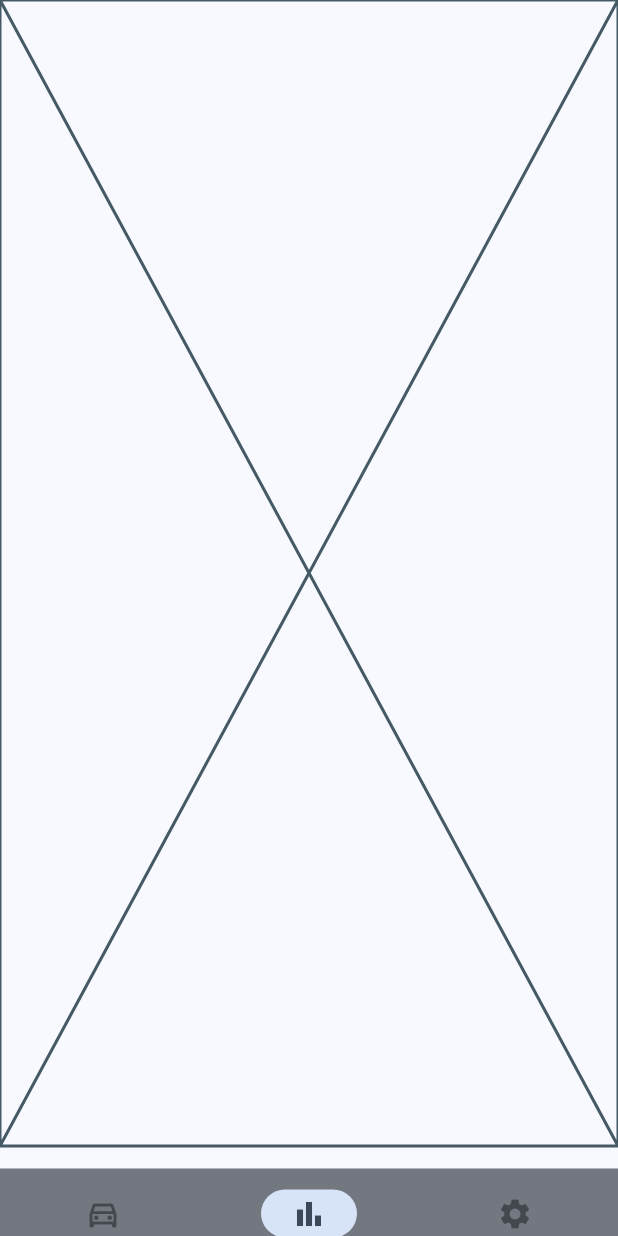
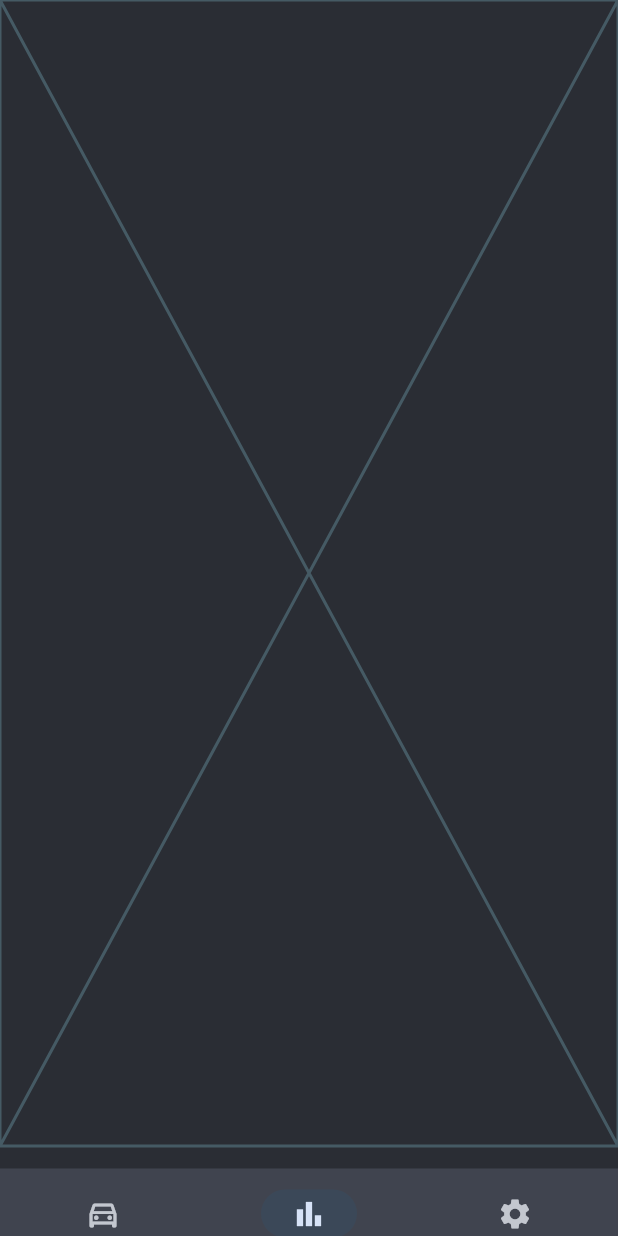
Before and after one commit to Tobias2409/DriveLog_Flutter, a Flutter app: the screen it shows after launch, item 2 of the bottom bar chosen, on a phone screen of 412 x 824 dp. Run offline on Flutter 3.47's test engine with Material 3 defaults, Android fonts, the phone set to English and light mode, and no system bars; our stand-ins replace modal_bottom_sheet; missing offline and left inert: model_viewer_plus.

Commit message:
RM Light Theme

```diff
--- a/drivelog/lib/main.dart
+++ b/drivelog/lib/main.dart
@@ -15,9 +15,6 @@ class MyApp extends StatelessWidget {
     return MaterialApp(
       title: 'DriveLog',
       theme: ThemeData(
-        colorSchemeSeed: Colors.blue,
-      ),
-      darkTheme: ThemeData(
         brightness: Brightness.dark,
         scaffoldBackgroundColor: const Color.fromRGBO(42, 45, 52, 1),
         colorSchemeSeed: Colors.blue,
```
